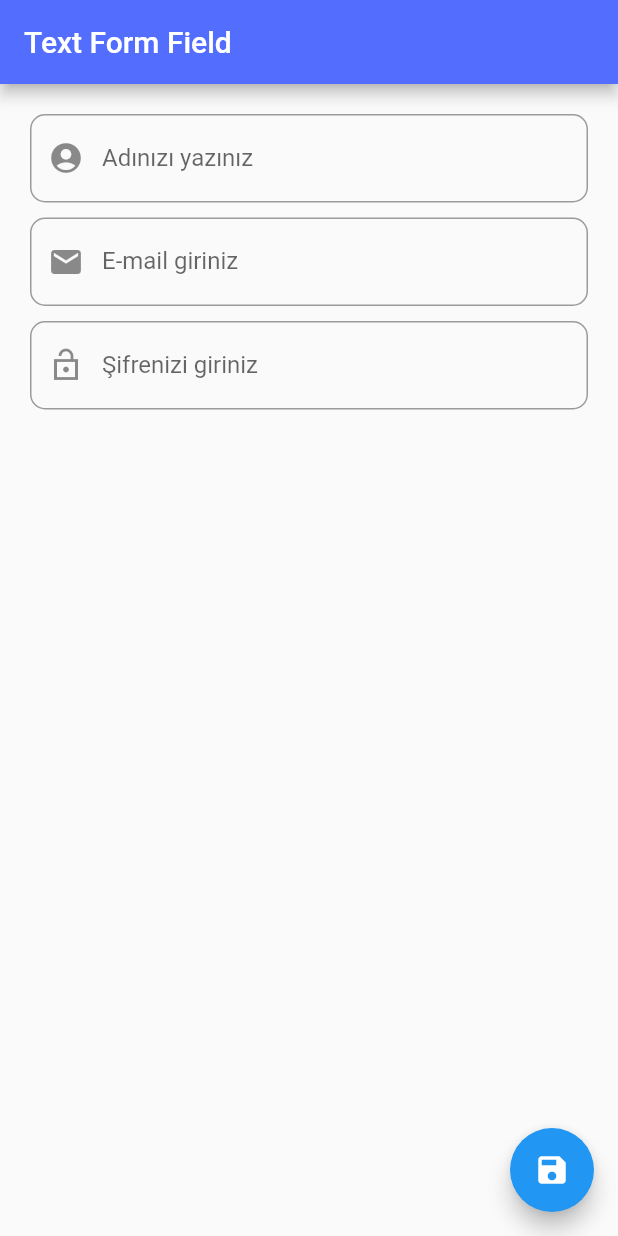
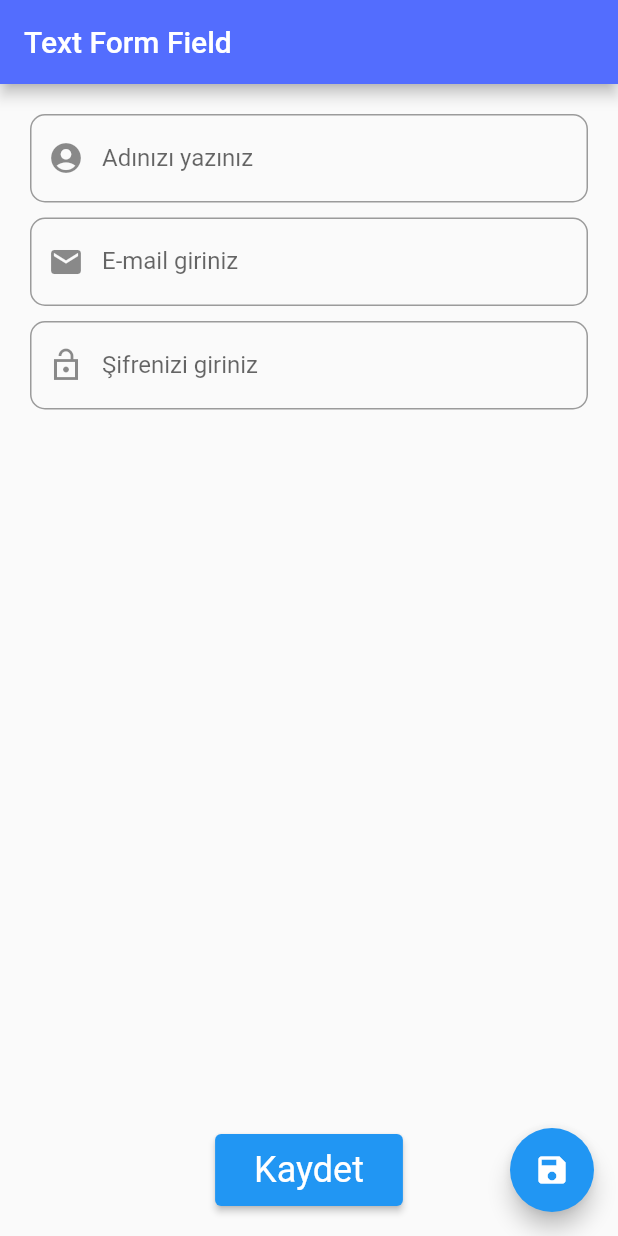
Before and after one commit to uluibrahim/Sifirdan-Flutter-Dersleri, a Flutter app: the screen it shows after launch, on a phone screen of 412 x 824 dp. Run offline on Flutter 3.47's test engine with Material 2 defaults, Android fonts, the phone set to English and light mode, and no system bars; our stand-ins replace flutter_easyloading, palette_generator.

Commit message:
form key ve otomatik validatemode kullanımı

```diff
--- a/Bolum3/scroll/lib/form_ve_textformfield_kullanimi.dart
+++ b/Bolum3/scroll/lib/form_ve_textformfield_kullanimi.dart
@@ -6,6 +6,9 @@ class TextFormFieldKullanimi extends StatefulWidget {
 }
 
 class _TextFormFieldKullanimiState extends State<TextFormFieldKullanimi> {
+  String _ad, _email, _password;
+  AutovalidateMode autoControl = AutovalidateMode.disabled;
+  final formKey = GlobalKey<FormState>();
   @override
   Widget build(BuildContext context) {
     return SafeArea(
@@ -28,9 +31,34 @@ class _TextFormFieldKullanimiState extends State<TextFormFieldKullanimi> {
   }
 
   Widget buildBody() {
-    return Padding(
-      padding: EdgeInsets.all(20),
-      child: buildListView(),
+    return Column(
+      children: [
+        Flexible(
+          child: Padding(
+            padding: EdgeInsets.all(20),
+            child: Form(
+              key: formKey,
+              //autovalidate: true,
+              autovalidateMode: autoControl,
+              child: buildListView(),
+            ),
+          ),
+        ),
+        ElevatedButton(
+          onPressed: _girisBilgileriniOnayla,
+          child: Padding(
+            padding: const EdgeInsets.all(10.0),
+            child: Text(
+              "Kaydet",
+              style: Theme.of(context)
+                  .textTheme
+                  .headline5
+                  .copyWith(color: Colors.white),
+            ),
+          ),
+        ),
+        SizedBox(height: 20),
+      ],
     );
   }
 
@@ -45,6 +73,14 @@ class _TextFormFieldKullanimiState extends State<TextFormFieldKullanimi> {
             border: OutlineInputBorder(
                 borderRadius: BorderRadius.all(Radius.circular(10))),
           ),
+          validator: (String value) {
+            if (value.length < 6) {
+              return "Hatalı giriş";
+            } else {
+              return null;
+            }
+          },
+          onSaved: (value) => _ad = value,
         ),
         SizedBox(height: 10),
         TextFormField(
@@ -56,6 +92,14 @@ class _TextFormFieldKullanimiState extends State<TextFormFieldKullanimi> {
             border: OutlineInputBorder(
                 borderRadius: BorderRadius.all(Radius.circular(10))),
           ),
+          validator: (value) {
+            if (!value.contains("@")) {
+              return "Hata";
+            } else {
+              return null;
+            }
+          },
+          onSaved: (value) => _email = value,
         ),
         SizedBox(height: 10),
         TextFormField(
@@ -68,10 +112,28 @@ class _TextFormFieldKullanimiState extends State<TextFormFieldKullanimi> {
             border: OutlineInputBorder(
                 borderRadius: BorderRadius.all(Radius.circular(10))),
           ),
+          validator: (value) {
+            if (value.length < 6) {
+              return "Hatalı";
+            } else {
+              return null;
+            }
+          },
+          onSaved: (value) => _password = value,
         ),
       ],
     );
   }
 
+  void _girisBilgileriniOnayla() {
+    if (formKey.currentState.validate()) {
+      formKey.currentState.save();
+      print("ad: $_ad Email: $_email Şifre $_password");
+    }
+    setState(() {
+      autoControl = AutovalidateMode.onUserInteraction;
+    });
+  }
+
   AppBar appBar() => AppBar(title: Text("Text Form Field"));
 }
```
